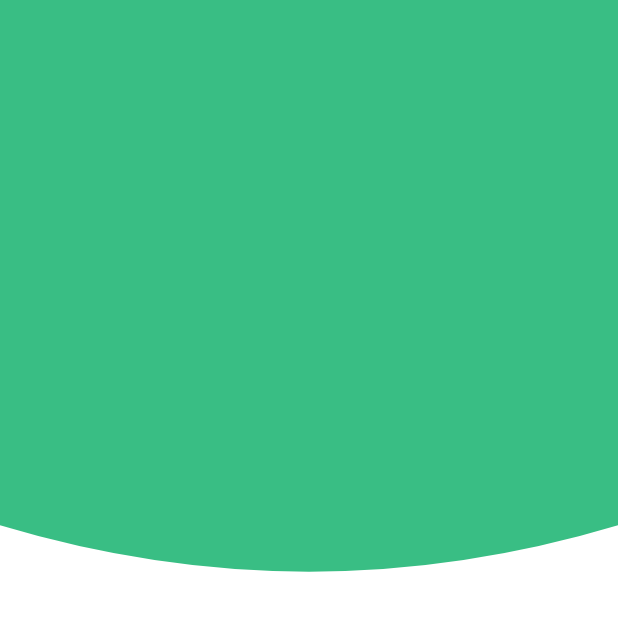
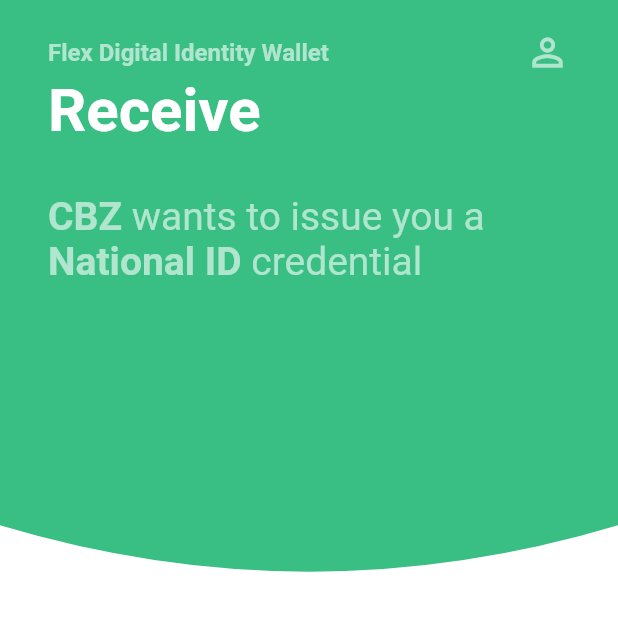
Before and after one commit to FlexFinTx/flutter-wallet, a Flutter app: the ReceiveCredential screen opened directly, on a phone screen of 412 x 824 dp, the top half of it. Run offline on Flutter 3.47's test engine with Material 2 defaults, Android fonts, the phone set to English and light mode, and no system bars.

Commit message:
refactor flex green button to flex button, add receive cred title

```diff
--- a/lib/main.dart
+++ b/lib/main.dart
@@ -1,3 +1,4 @@
+import 'package:flexid_wallet/styles.dart';
 import 'package:flexid_wallet/ui/pages/register/register.dart';
 import 'package:flutter/material.dart';
 
@@ -12,8 +13,8 @@ class MyApp extends StatelessWidget {
         debugShowCheckedModeBanner: false,
         theme: ThemeData(
           scaffoldBackgroundColor: Color(0xFFFFFFFF),
-          primaryColor: Color(0xFF39BE84),
-          accentColor: Color(0xFFBF3973),
+          primaryColor: primaryColor,
+          accentColor: accentColor,
         ),
         home: Register());
   }
--- a/lib/styles.dart
+++ b/lib/styles.dart
@@ -8,3 +8,12 @@ final TextStyle whiteHeadingTextStyle = TextStyle(
   fontWeight: FontWeight.bold,
   color: Color(0xFFFFFFFF),
 );
+
+final TextStyle whiteBodyTextStyle = TextStyle(
+  fontSize: 26.0,
+  color: Color(0x99FFFFFF),
+);
+
+final Color primaryColor = Color(0xFF39BE84);
+
+final Color accentColor = Color(0xFFBF3973);
--- a/lib/ui/components/flex_green_button/flex_green_button.dart
+++ b/lib/ui/components/flex_button/flex_button.dart
@@ -1,11 +1,12 @@
 import 'package:flutter/material.dart';
 import 'dart:async';
 
-class FlexGreenButton extends StatelessWidget {
+class FlexButton extends StatelessWidget {
   final Widget _redirectTo;
   final String _buttonText;
+  final Color _buttonColor;
 
-  FlexGreenButton(this._buttonText, this._redirectTo);
+  FlexButton(this._buttonText, this._buttonColor, this._redirectTo);
 
   void showSimpleCustomDialog(BuildContext context) {
     WillPopScope simpleDialog = WillPopScope(
@@ -32,7 +33,7 @@ class FlexGreenButton extends StatelessWidget {
         this._buttonText,
         style: TextStyle(fontSize: 18.0),
       ),
-      color: Theme.of(context).primaryColor,
+      color: this._buttonColor,
       shape: RoundedRectangleBorder(
           borderRadius: BorderRadius.circular(18.0),
           side: BorderSide(color: Colors.white)),
--- /dev/null
+++ b/lib/ui/components/receive_credential_title/receive_credential_title.dart
@@ -0,0 +1,28 @@
+import 'package:flexid_wallet/styles.dart';
+import 'package:flutter/material.dart';
+
+class ReceiveCredentialTitle extends StatelessWidget {
+  final String _issuerOrganization;
+  final String _credentialName;
+
+  ReceiveCredentialTitle(this._issuerOrganization, this._credentialName);
+
+  @override
+  Widget build(BuildContext context) {
+    return RichText(
+      text: TextSpan(
+        style: whiteBodyTextStyle,
+        children: <TextSpan>[
+          TextSpan(
+              text: "${this._issuerOrganization} ",
+              style: TextStyle(fontWeight: FontWeight.bold)),
+          TextSpan(text: "wants to issue you a "),
+          TextSpan(
+              text: "${this._credentialName} ",
+              style: TextStyle(fontWeight: FontWeight.bold)),
+          TextSpan(text: "credential"),
+        ],
+      ),
+    );
+  }
+}
--- a/lib/ui/components/register_form/register_form.dart
+++ b/lib/ui/components/register_form/register_form.dart
@@ -1,8 +1,8 @@
+import 'package:flexid_wallet/styles.dart';
 import 'package:flexid_wallet/ui/components/datepicker/datepicker.dart';
-import 'package:flexid_wallet/ui/components/flex_green_button/flex_green_button.dart';
+import 'package:flexid_wallet/ui/components/flex_button/flex_button.dart';
 import 'package:flexid_wallet/ui/pages/receive_credential/receive_credential.dart';
 import 'package:flutter/material.dart';
-import 'dart:async';
 
 class RegisterForm extends StatefulWidget {
   @override
@@ -82,7 +82,8 @@ class RegisterFormState extends State<RegisterForm> {
                 child: ButtonTheme(
                   minWidth: 200.0,
                   height: 50.0,
-                  child: FlexGreenButton("Submit", ReceiveCredential()),
+                  child:
+                      FlexButton("Submit", primaryColor, ReceiveCredential()),
                 ),
               ),
             ],
--- a/lib/ui/pages/receive_credential/receive_credential.dart
+++ b/lib/ui/pages/receive_credential/receive_credential.dart
@@ -1,17 +1,67 @@
+import 'package:flexid_wallet/styles.dart';
+import 'package:flexid_wallet/ui/components/receive_credential_title/receive_credential_title.dart';
 import 'package:flutter/material.dart';
 import 'package:flexid_wallet/ui/components/background/background.dart';
 
 class ReceiveCredential extends StatelessWidget {
   @override
   Widget build(BuildContext context) {
-    return Scaffold(
+    return WillPopScope(
+      onWillPop: () async => false,
+      child: Scaffold(
           resizeToAvoidBottomPadding: false,
           body: Stack(
             children: <Widget>[
               PageBackground(
                 screenHeight: MediaQuery.of(context).size.height,
               ),
+              SafeArea(
+                child: Padding(
+                  padding: const EdgeInsets.only(top: 20.0),
+                  child: SingleChildScrollView(
+                    child: Column(
+                      crossAxisAlignment: CrossAxisAlignment.start,
+                      children: <Widget>[
+                        Padding(
+                          padding: const EdgeInsets.symmetric(horizontal: 32.0),
+                          child: Row(
+                            children: <Widget>[
+                              Text(
+                                "Flex Digital Identity Wallet",
+                                style: fadedTextStyle,
+                              ),
+                              Spacer(),
+                              Icon(Icons.person_outline,
+                                  color: Color(0x99FFFFFF), size: 30),
                             ],
-        ));
+                          ),
+                        ),
+                        Padding(
+                          padding: const EdgeInsets.symmetric(horizontal: 32.0),
+                          child: Text(
+                            "Receive",
+                            style: whiteHeadingTextStyle,
+                          ),
+                        ),
+                        SizedBox(
+                          height: 32.0,
+                        ),
+                        Padding(
+                          padding: const EdgeInsets.symmetric(horizontal: 32.0),
+                          child: ReceiveCredentialTitle("CBZ", "National ID"),
+                        ),
+                        SingleChildScrollView(
+                          child: Row(
+                            children: <Widget>[],
+                          ),
+                        ),
+                      ],
+                    ),
+                  ),
+                ),
+              )
+            ],
+          )),
+    );
   }
 }
```
Lines whose indentation alone changed are shown as unchanged.
